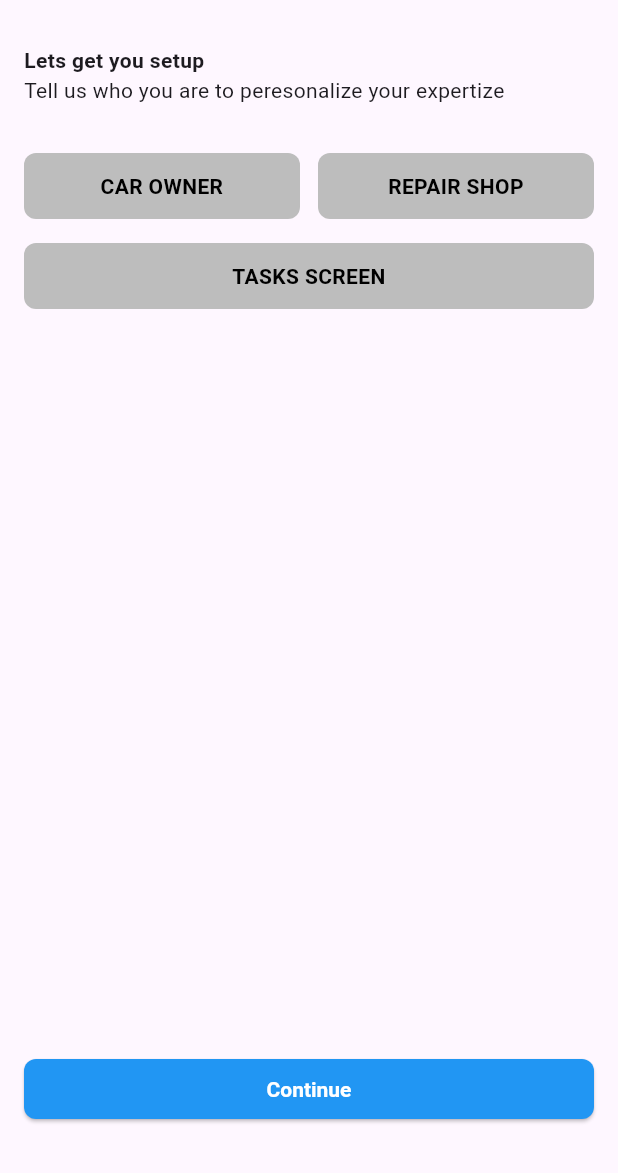
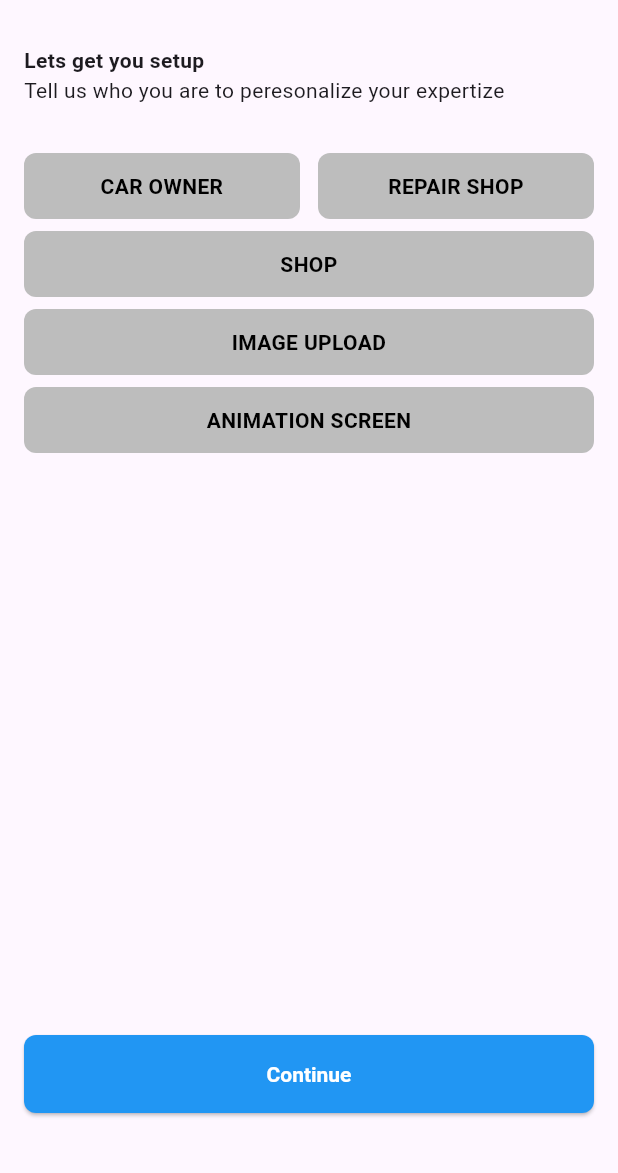
Before and after one commit to farhad-fbm/auth_flutter, a Flutter app: the screen it shows after launch, on a phone screen of 412 x 824 dp, the part 63-1236 px from its top. Run offline on Flutter 3.47's test engine with Material 3 defaults, Android fonts, the phone set to English and light mode, and no system bars; our stand-ins replace go_router, image_picker; missing offline and left inert: hexagon.

Commit message:
go route with Cupertino and CustomPageTransion<t>

```diff
--- a/lib/helpers/all_routes_go_router.dart
+++ b/lib/helpers/all_routes_go_router.dart
@@ -1,15 +1,22 @@
+import 'dart:io';
+
 import 'package:go_router/go_router.dart';
-import 'package:uione/screens/car_owner_screen.dart';
+import 'package:uione/features/auth/car_owner_screen.dart';
 import 'package:uione/screens/landing_screen.dart';
-import 'package:uione/screens/repair_shop_screen.dart';
+import 'package:uione/features/auth/repair_shop_screen.dart';
 
 import '../features/animated_icons/icon_home_screen.dart';
+import '../features/image_pickers/presentation/image_upload_screen.dart';
+import '../features/image_pickers/presentation/images_showing_screen.dart';
+import '../features/tasks/presentation/add_task_screen.dart';
+import '../features/tasks/presentation/shop_home_screen.dart';
 import '../screens/error_screen.dart';
+import 'custom_transition.dart';
 
 final GoRouter router = GoRouter(
   initialLocation: '/',
 
-  // debugLogDiagnostics: true,
+  debugLogDiagnostics: true,
   errorBuilder: (context, state) => ErrorScreen(error: state.error.toString()),
 
   // // Route guard
@@ -21,14 +28,48 @@ final GoRouter router = GoRouter(
   // },
   routes: [
     GoRoute(path: '/', builder: (context, state) => const LandingScreen()),
-    GoRoute(path: '/CarOwner', builder: (context, state) => const CarOwner()),
     GoRoute(
-      path: '/CepairShop',
-      builder: (context, state) => const RepairShop(),
+      path: '/car_owner',
+      pageBuilder: (context, state) =>
+          customTransition(key: state.pageKey, context: context, child: const CarOwner()),
     ),
     GoRoute(
-      path: '/CoinRisePage',
-      builder: (context, state) => const CoinRisePage(),
+      path: '/repair_shop',
+      pageBuilder: (context, state) =>
+          customTransition(key: state.pageKey, context: context, child: const RepairShop()),
+    ),
+    GoRoute(
+      path: '/coin_rise_page',
+      pageBuilder: (context, state) =>
+          customTransition(key: state.pageKey, context: context, child: const CoinRisePage()),
+    ),
+    GoRoute(
+      path: '/img_upload',
+      pageBuilder: (context, state) =>
+          customTransition(key: state.pageKey, context: context, child: const ImageUploadScreen()),
+      routes: [
+        GoRoute(
+          path: '/img_show',
+          pageBuilder: (context, state) => customTransition(
+            key: state.pageKey,
+            context: context,
+            // ---------------------------------------------------------------------- Passing List Of IMAGES
+            child: ImagesShowingScreen(images: state.extra as List<File>),
+          ),
+        ),
+      ],
+    ),
+    GoRoute(
+      path: '/shop_home',
+      pageBuilder: (context, state) =>
+          customTransition(key: state.pageKey, context: context, child: const ShopHomeScreen()),
+      routes: [
+        GoRoute(
+          path: '/add_task',
+          pageBuilder: (context, state) =>
+              customTransition(key: state.pageKey, context: context, child: const AddTaskScreen()),
+        ),
+      ],
     ),
   ],
 );
--- a/lib/screens/landing_screen.dart
+++ b/lib/screens/landing_screen.dart
@@ -24,10 +24,7 @@ class _SelectPageState extends State<LandingScreen> {
         child: Column(
           crossAxisAlignment: CrossAxisAlignment.start,
           children: [
-            const Text(
-              "Lets get you setup",
-              style: TextStyle(fontWeight: FontWeight.bold),
-            ),
+            const Text("Lets get you setup", style: TextStyle(fontWeight: FontWeight.bold)),
             const Text('Tell us who you are to peresonalize your expertize'),
 
             const SizedBox(height: 32),
@@ -39,11 +36,12 @@ class _SelectPageState extends State<LandingScreen> {
               ],
             ),
 
-            const SizedBox(height: 16),
-            SizedBox(
-              width: double.infinity, // full width
-              child: selectableButton('Tasks Screen'),
-            ),
+            const SizedBox(height: 8),
+            SizedBox(width: double.infinity, child: selectableButton('Shop')),
+            const SizedBox(height: 8),
+            SizedBox(width: double.infinity, child: selectableButton("Image Upload")),
+            const SizedBox(height: 8),
+            SizedBox(width: double.infinity, child: selectableButton('Animation Screen')),
 
             const Spacer(),
 
@@ -52,45 +50,33 @@ class _SelectPageState extends State<LandingScreen> {
               child: ElevatedButton(
                 onPressed: () {
                   if (selected == "Car Owner") {
-                    // Navigator.push(
-                    //   context,
-                    //   MaterialPageRoute(builder: (context) => const CarOwner()),
-                    // );
-                    context.push('/carOwner');
+                    context.push('/car_owner');
                   } else if (selected == "Repair Shop") {
-                    context.push('/repairShop');
-                  } else if (selected == "Tasks Screen") {
-                    // Navigator.push(
-                    //   context,
-                    //   MaterialPageRoute(
-                    //     builder: (context) => const CoinRisePage(),
-                    //     // builder: (context) => const ShopHomeScreen(),
-                    //   ),
-                    // );
-                    context.push('/CoinRisePage');
+                    context.push('/repair_shop');
+                  } else if (selected == "Shop") {
+                    context.push('/shop_home');
+                  } else if (selected == "Image Upload") {
+                    context.push('/img_upload');
+                  } else if (selected == "Animation Screen") {
+                    context.push('/coin_rise_page');
                   } else {
-                    ScaffoldMessenger.of(context).showSnackBar(
-                      const SnackBar(content: Text("Please select an option")),
-                    );
+                    ScaffoldMessenger.of(
+                      context,
+                    ).showSnackBar(const SnackBar(content: Text("Please select an option")));
                   }
                 },
                 style: ElevatedButton.styleFrom(
-                  padding: const EdgeInsets.symmetric(
-                    horizontal: 20,
-                    vertical: 12,
-                  ),
+                  padding: const EdgeInsets.symmetric(horizontal: 20, vertical: 18),
                   backgroundColor: Colors.blue,
-                  foregroundColor: Colors.white, // text color
-                  shape: RoundedRectangleBorder(
-                    borderRadius: BorderRadius.circular(8),
-                  ),
+                  foregroundColor: Colors.white,
+                  shape: RoundedRectangleBorder(borderRadius: BorderRadius.circular(8)),
                   textStyle: const TextStyle(fontWeight: FontWeight.bold),
                 ),
                 child: const Text('Continue'),
               ),
             ),
 
-            const SizedBox(height: 16),
+            const SizedBox(height: 24),
           ],
         ),
       ),
--- a/pubspec.yaml
+++ b/pubspec.yaml
@@ -51,7 +51,7 @@ dev_dependencies:
 flutter_gen:
   # parse_metadata: true # <- Build Time: Add this line (default: false)
   output: lib/gen/
-  line_length: 80
+  line_length: 120
   # Optional
   # integrations:
   #   image: true
```
Also changed, not shown: lib/features/animated_icons/icon_home_screen.dart (+10 -30 lines), lib/features/auth/car_owner_screen.dart (renamed from lib/screens/car_owner_screen.dart, +21 -41 lines), lib/features/image_pickers/presentation/image_upload_screen.dart (+13 -32 lines), lib/features/tasks/presentation/shop_home_screen.dart (+9 -35 lines), lib/helpers/all_routes_navigator.dart (+7 -7 lines), lib/helpers/custom_transition.dart (added, +26 -0 lines), lib/screens/all_file_pickers_screen.dart (deleted, +0 -142 lines), lib/features/auth/repair_shop_screen.dart (renamed from lib/screens/repair_shop_screen.dart).
